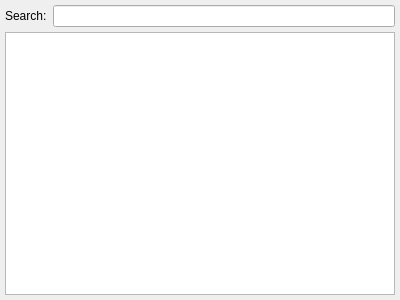
Qt form Develompent/Source/Engine/WorldEd/Source/Widgets/ActorClassesWidget.ui (zombihello/lifeEngine) before a commit.
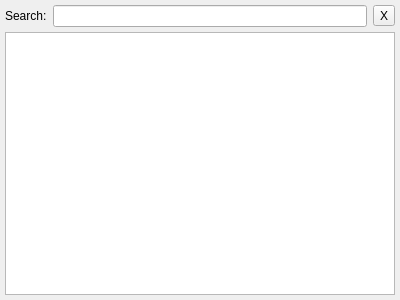
The same form after that commit.

Commit message: Added filtering in exploer actor classes widget

The edit to the form file:
```diff
--- a/Develompent/Source/Engine/WorldEd/Source/Widgets/ActorClassesWidget.ui
+++ b/Develompent/Source/Engine/WorldEd/Source/Widgets/ActorClassesWidget.ui
@@ -59,6 +59,13 @@
      <item>
       <widget class="QLineEdit" name="lineEdit_search"/>
      </item>
+     <item>
+      <widget class="QToolButton" name="toolButton_clearSearch">
+       <property name="text">
+        <string>X</string>
+       </property>
+      </widget>
+     </item>
     </layout>
    </item>
    <item>
```
The commit also changes 5 other files.
